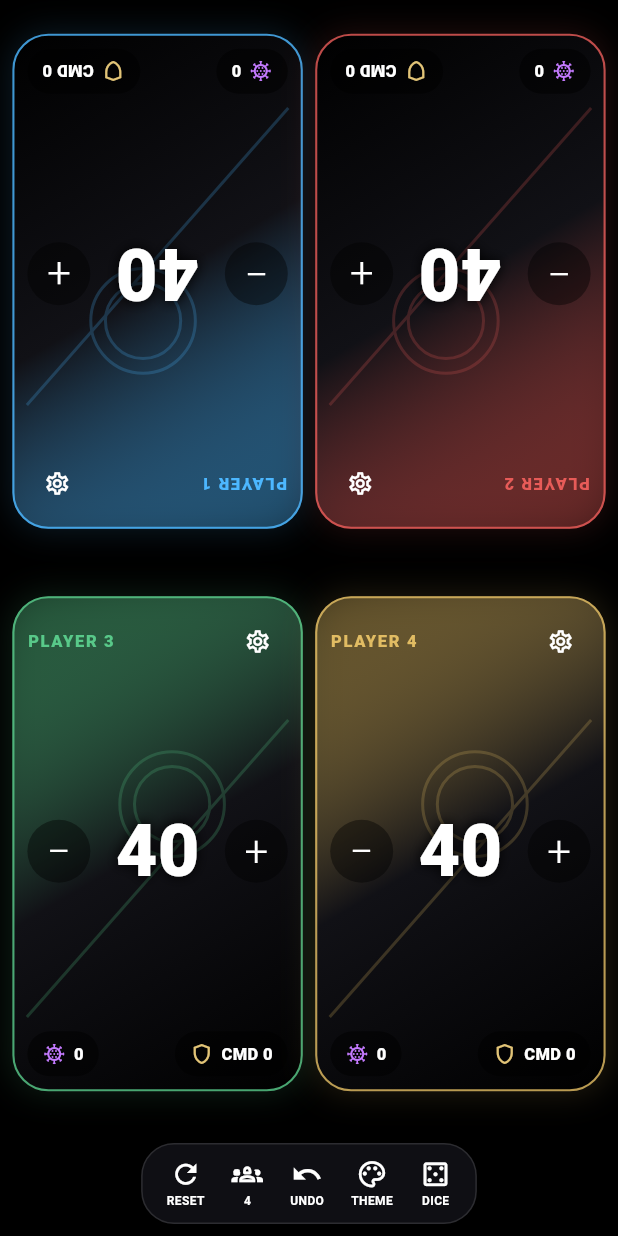
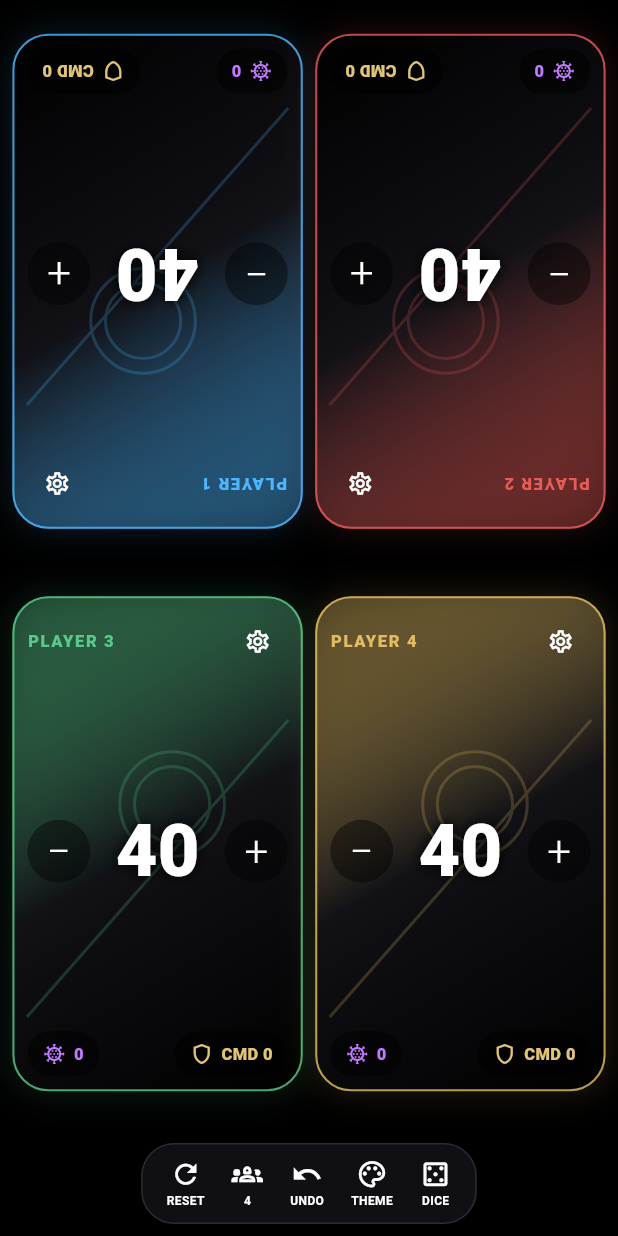
Before and after one commit to jcorley1991-ctrl/mtg-counter, a Flutter app: the screen it shows after launch, on a phone screen of 412 x 824 dp. Run offline on Flutter 3.47's test engine with Material 3 defaults, Android fonts, the phone set to English and light mode, and no system bars.

Commit message:
Show poison lethal state on player panels

```diff
--- a/lib/widgets/player_panel.dart
+++ b/lib/widgets/player_panel.dart
@@ -23,6 +23,7 @@ class PlayerPanel extends StatelessWidget {
   @override
   Widget build(BuildContext context) {
     final accent = player.accent;
+    final poisonLethal = player.poison >= 10;
 
     return LayoutBuilder(
       builder: (context, constraints) {
@@ -123,15 +124,17 @@ class PlayerPanel extends StatelessWidget {
                         children: [
                           _CounterChip(
                             icon: Icons.coronavirus_outlined,
-                            label: compact ? '${player.poison}' : 'POISON ${player.poison}',
-                            color: const Color(0xFFC47AFF),
+                            label: compact
+                                ? '${player.poison}${poisonLethal ? '!' : ''}'
+                                : 'POISON ${player.poison}${poisonLethal ? '!' : ''}',
+                            color: poisonLethal
+                                ? const Color(0xFFFF5C5C)
+                                : const Color(0xFFC47AFF),
                             onTap: onPoisonTap,
                           ),
                           _CounterChip(
                             icon: Icons.shield_outlined,
-                            label: compact
-                                ? 'CMD ${player.commanderDamageSummary}'
-                                : 'CMD ${player.commanderDamageSummary}',
+                            label: 'CMD ${player.commanderDamageSummary}',
                             color: const Color(0xFFE2C477),
                             onTap: onCommanderDamageTap,
                           ),
@@ -212,7 +215,11 @@ class _CounterChip extends StatelessWidget {
               const SizedBox(width: 5),
               Text(
                 label,
-                style: const TextStyle(fontSize: 11, fontWeight: FontWeight.w800),
+                style: TextStyle(
+                  fontSize: 11,
+                  fontWeight: FontWeight.w800,
+                  color: color,
+                ),
               ),
             ],
           ),
```
